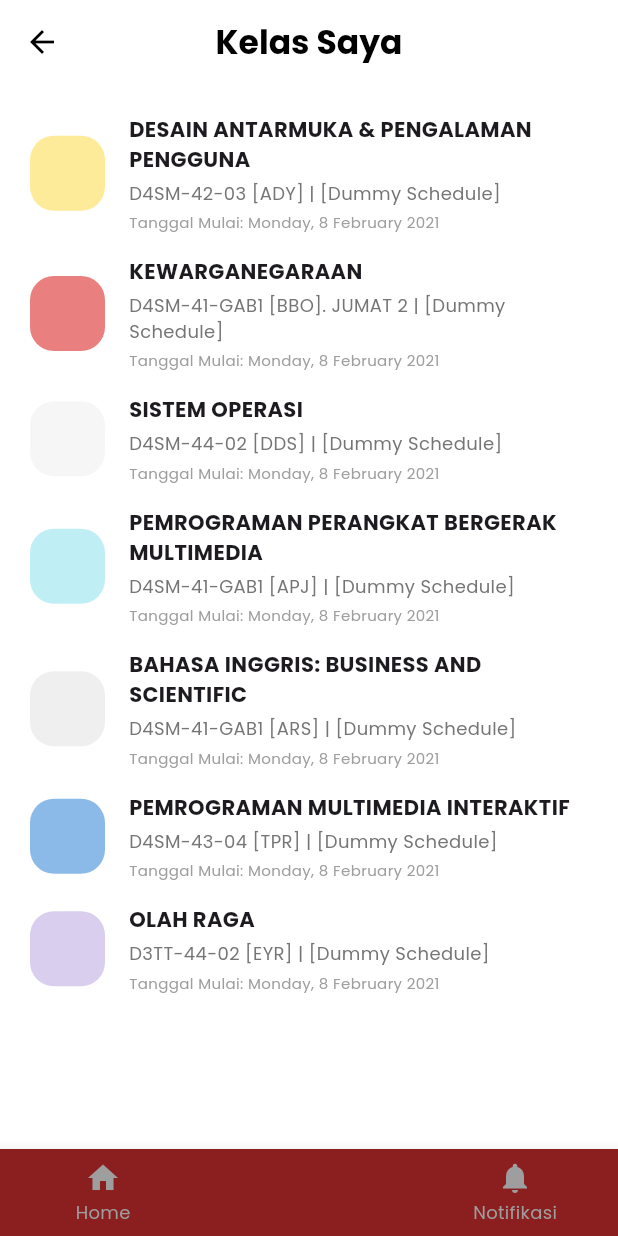
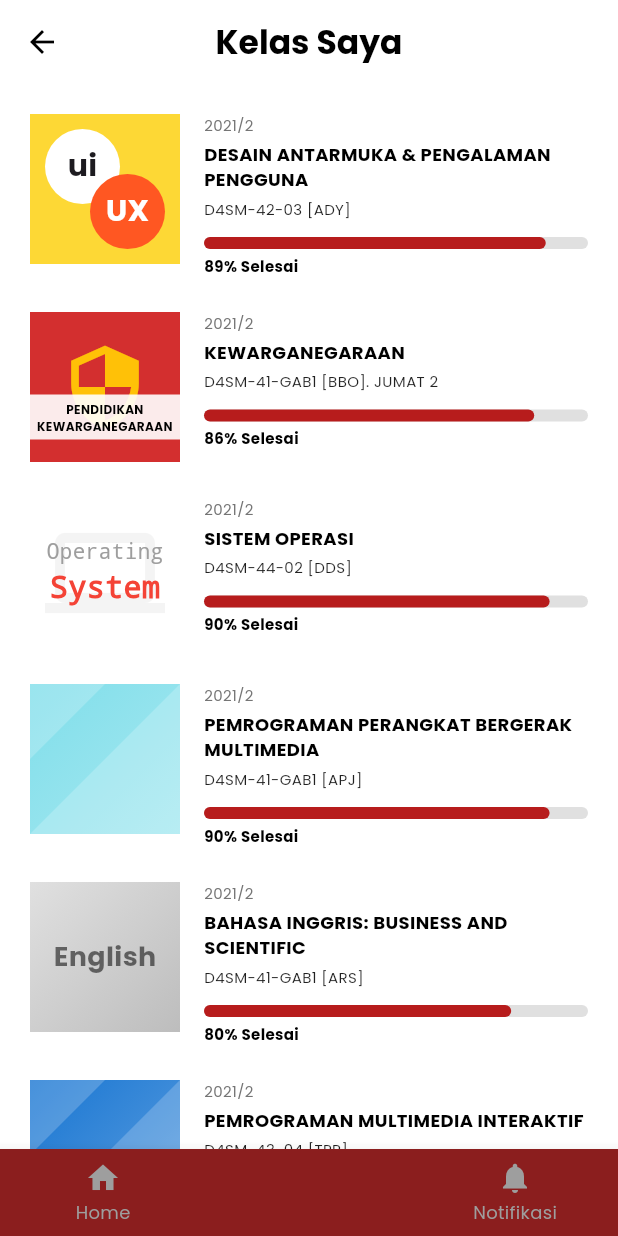
Before and after one commit to iqbalurrofiq/Lentera2, a Flutter app: the HomePage screen opened by its route, item 2 of the bottom bar chosen, on a phone screen of 412 x 824 dp. Run offline on Flutter 3.47's test engine with Material 3 defaults, Android fonts, the phone set to English and light mode, and no system bars; our stand-ins replace google_fonts; network calls fail.

Commit message:
tambah sampul mata kuliah kelas

```diff
--- a/lentera/lib/models/course_model.dart
+++ b/lentera/lib/models/course_model.dart
@@ -6,6 +6,7 @@ class Course {
   final String semester;
   final double progress; // 0.0 to 1.0
   final Color color;
+  final String coverType; // 'ui_ux', 'pkn', 'os', 'code', 'english', 'multimedia', 'sports'
 
   Course({
     required this.title,
@@ -13,6 +14,7 @@ class Course {
     required this.semester,
     required this.progress,
     required this.color,
+    this.coverType = 'plain',
   });
 
   static List<Course> get dummyCourses => [
@@ -21,49 +23,56 @@ class Course {
           code: 'D4SM-42-03 [ADY]',
           semester: '2021/2',
           progress: 0.89,
-          color: const Color(0xFFFDD835), // Yellow-ish
+          color: const Color(0xFFFDD835),
+          coverType: 'ui_ux',
         ),
         Course(
           title: 'KEWARGANEGARAAN',
           code: 'D4SM-41-GAB1 [BBO]. JUMAT 2',
           semester: '2021/2',
           progress: 0.86,
-          color: const Color(0xFFD50000), // Red
+          color: const Color(0xFFD50000),
+          coverType: 'pkn',
         ),
         Course(
           title: 'SISTEM OPERASI',
           code: 'D4SM-44-02 [DDS]',
           semester: '2021/2',
           progress: 0.90,
-          color: const Color(0xFFEEEEEE), // Grey/White pattern
+          color: const Color(0xFFEEEEEE),
+          coverType: 'os',
         ),
         Course(
           title: 'PEMROGRAMAN PERANGKAT BERGERAK MULTIMEDIA',
           code: 'D4SM-41-GAB1 [APJ]',
           semester: '2021/2',
           progress: 0.90,
-          color: const Color(0xFF80DEEA), // Cyan
+          color: const Color(0xFF80DEEA),
+          coverType: 'code',
         ),
         Course(
-           title: 'BAHASA INGGRIS: BUSINESS AND SCIENTIFIC',
-           code: 'D4SM-41-GAB1 [ARS]',
-           semester: '2021/2',
-           progress: 0.80,
-           color: const Color(0xFFE0E0E0), // Grey
+          title: 'BAHASA INGGRIS: BUSINESS AND SCIENTIFIC',
+          code: 'D4SM-41-GAB1 [ARS]',
+          semester: '2021/2',
+          progress: 0.80,
+          color: const Color(0xFFE0E0E0),
+          coverType: 'english',
         ),
          Course(
            title: 'PEMROGRAMAN MULTIMEDIA INTERAKTIF',
            code: 'D4SM-43-04 [TPR]',
            semester: '2021/2',
            progress: 0.90,
-           color: const Color(0xFF1976D2), // Blue
+           color: const Color(0xFF1976D2),
+           coverType: 'multimedia',
         ),
          Course(
            title: 'OLAH RAGA',
            code: 'D3TT-44-02 [EYR]',
            semester: '2021/2',
            progress: 0.90,
-           color: const Color(0xFFB39DDB), // Purple
+           color: const Color(0xFFB39DDB),
+           coverType: 'sports',
         ),
       ];
 }
--- a/lentera/lib/pages/course_page.dart
+++ b/lentera/lib/pages/course_page.dart
@@ -1,6 +1,6 @@
 import 'package:flutter/material.dart';
 import '../models/course_model.dart';
-import '../theme/colors.dart';
+import '../widgets/course_card.dart'; // Import CourseCard
 import 'course_detail_page.dart';
 
 class CoursePage extends StatelessWidget {
@@ -22,10 +22,9 @@ class CoursePage extends StatelessWidget {
         foregroundColor: Colors.black,
         elevation: 0,
       ),
-      body: ListView.separated(
+      body: ListView.builder( // Changed from ListView.separated as CourseCard handles bottom margin
         padding: const EdgeInsets.all(20),
         itemCount: courses.length,
-        separatorBuilder: (context, index) => const SizedBox(height: 16),
         itemBuilder: (context, index) {
           final course = courses[index];
           return InkWell(
@@ -37,51 +36,7 @@ class CoursePage extends StatelessWidget {
                 ),
               );
             },
-            child: Row(
-              children: [
-                // Rounded Rectangle Icon
-                Container(
-                  width: 50,
-                  height: 50,
-                  decoration: BoxDecoration(
-                    color: course.color.withOpacity(0.5), // Lighter shade
-                    borderRadius: BorderRadius.circular(16),
-                  ),
-                ),
-                const SizedBox(width: 16),
-                // Text Info
-                Expanded(
-                  child: Column(
-                    crossAxisAlignment: CrossAxisAlignment.start,
-                    children: [
-                      Text(
-                        course.title,
-                        style: const TextStyle(
-                          fontWeight: FontWeight.bold,
-                          fontSize: 14,
-                        ),
-                      ),
-                      const SizedBox(height: 4),
-                      Text(
-                        '${course.code} | [Dummy Schedule]',
-                        style: TextStyle(
-                          color: Colors.grey[600],
-                          fontSize: 12,
-                        ),
-                      ),
-                      const SizedBox(height: 4),
-                       Text(
-                        'Tanggal Mulai: Monday, 8 February 2021',
-                        style: TextStyle(
-                          color: Colors.grey[500],
-                          fontSize: 10,
-                        ),
-                      ),
-                    ],
-                  ),
-                ),
-              ],
-            ),
+            child: CourseCard(course: course), // Use CourseCard
           );
         },
       ),
--- a/lentera/lib/widgets/course_card.dart
+++ b/lentera/lib/widgets/course_card.dart
@@ -1,6 +1,5 @@
 import 'package:flutter/material.dart';
 import '../models/course_model.dart';
-import '../theme/colors.dart';
 
 class CourseCard extends StatelessWidget {
   final Course course;
@@ -11,23 +10,16 @@ class CourseCard extends StatelessWidget {
   Widget build(BuildContext context) {
     return Card(
       margin: const EdgeInsets.only(bottom: 24),
-      elevation: 0, // Flat look as per design? Or standard card. Design looks flat-ish or very subtle.
-      color: Colors.transparent, // Design has white background but it looks like a list item rather than a card
+      elevation: 0,
+      color: Colors.transparent,
       child: Row(
         crossAxisAlignment: CrossAxisAlignment.start,
         children: [
           // Large Square Thumbnail
-          Container(
+          SizedBox(
             width: 100,
             height: 100,
-            decoration: BoxDecoration(
-              color: course.color,
-              borderRadius: BorderRadius.circular(0), // Square or slight radius? design looks square
-            ),
-            child: course.color == const Color(0xFFEEEEEE) ?
-               // Specific hack for OS which looks like text image
-               const Center(child: Text("System", style: TextStyle(fontWeight: FontWeight.bold)))
-               : null,
+            child: _buildCover(),
           ),
           const SizedBox(width: 16),
 
@@ -93,4 +85,158 @@ class CourseCard extends StatelessWidget {
       ),
     );
   }
+
+  Widget _buildCover() {
+    switch (course.coverType) {
+      case 'ui_ux':
+        return Container(
+          color: const Color(0xFFFDD835),
+          child: Stack(
+            children: [
+              Positioned(
+                top: 10,
+                left: 10,
+                child: Container(
+                  width: 50,
+                  height: 50,
+                  decoration: const BoxDecoration(
+                    color: Colors.white,
+                    shape: BoxShape.circle,
+                  ),
+                  child: const Center(
+                    child: Text('ui', style: TextStyle(fontWeight: FontWeight.bold, fontSize: 20)),
+                  ),
+                ),
+              ),
+              Positioned(
+                bottom: 10,
+                right: 10,
+                child: Container(
+                  width: 50,
+                  height: 50,
+                  decoration: const BoxDecoration(
+                    color: Colors.deepOrange,
+                    shape: BoxShape.circle,
+                  ),
+                  child: const Center(
+                    child: Text('UX', style: TextStyle(fontWeight: FontWeight.bold, color: Colors.white, fontSize: 20)),
+                  ),
+                ),
+              ),
+            ],
+          ),
+        );
+      case 'pkn':
+        return Container(
+          color: const Color(0xFFD32F2F),
+          child: Stack(
+            children: [
+              const Center(
+                child: Icon(Icons.security, size: 60, color: Colors.amber),
+              ),
+              Positioned(
+                bottom: 15,
+                left: 0,
+                right: 0,
+                child: Container(
+                  color: Colors.white.withOpacity(0.9),
+                  padding: const EdgeInsets.symmetric(vertical: 4),
+                  child: const Text(
+                    'PENDIDIKAN\nKEWARGANEGARAAN',
+                    textAlign: TextAlign.center,
+                    style: TextStyle(fontSize: 8, fontWeight: FontWeight.bold, color: Colors.black),
+                  ),
+                ),
+              ),
+            ],
+          ),
+        );
+      case 'os':
+        return Container(
+          color: Colors.white,
+          child: Stack(
+            children: [
+              Positioned.fill(
+                child: Opacity(
+                  opacity: 0.1,
+                  child: const Icon(Icons.computer, size: 80, color: Colors.grey),
+                ),
+              ),
+              const Center(
+                child: Column(
+                  mainAxisAlignment: MainAxisAlignment.center,
+                  children: [
+                    Text('Operating', style: TextStyle(fontSize: 14, color: Colors.grey, fontFamily: 'Courier')),
+                    Text('System', style: TextStyle(fontSize: 20, fontWeight: FontWeight.bold, color: Colors.red, fontFamily: 'Courier')),
+                  ],
+                ),
+              ),
+            ],
+          ),
+        );
+       case 'english':
+        return Container(
+          decoration: BoxDecoration(
+            color: course.color,
+            gradient: LinearGradient(
+              begin: Alignment.topLeft,
+              end: Alignment.bottomRight,
+              colors: [Colors.grey[300]!, Colors.grey[400]!],
+            ),
+          ),
+          child: const Center(
+            child: Text(
+              'English',
+               style: TextStyle(fontSize: 18, fontWeight: FontWeight.bold, color: Colors.black54),
+            ),
+          )
+        );
+      default:
+        // Geometric patterns for others
+        return Container(
+          decoration: BoxDecoration(
+            color: course.color,
+            gradient: LinearGradient(
+              begin: Alignment.topLeft,
+              end: Alignment.bottomRight,
+              colors: [
+                course.color,
+                course.color.withOpacity(0.7),
+              ],
+            ),
+          ),
+          child: CustomPaint(
+            painter: _GeometricPainter(),
+          ),
+        );
+    }
+  }
 }
+
+class _GeometricPainter extends CustomPainter {
+  @override
+  void paint(Canvas canvas, Size size) {
+    final paint = Paint()
+      ..color = Colors.white.withValues(alpha: 0.2)
+      ..style = PaintingStyle.fill;
+
+    final path = Path();
+    path.moveTo(0, size.height);
+    path.lineTo(size.width, 0);
+    path.lineTo(size.width, size.height);
+    path.close();
+
+    canvas.drawPath(path, paint);
+
+    // Extra triangle
+    final path2 = Path();
+    path2.moveTo(0, 0);
+    path2.lineTo(size.width * 0.5, 0);
+    path2.lineTo(0, size.height * 0.5);
+    path2.close();
+    canvas.drawPath(path2, paint);
+  }
+
+  @override
+  bool shouldRepaint(covariant CustomPainter oldDelegate) => false;
+}
```
